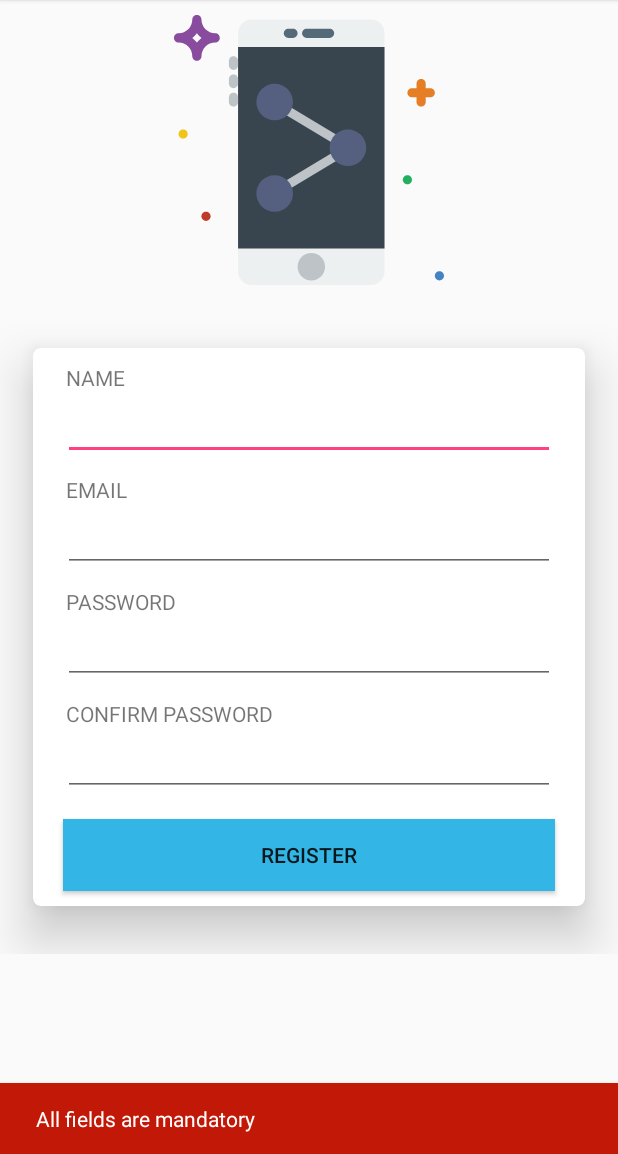
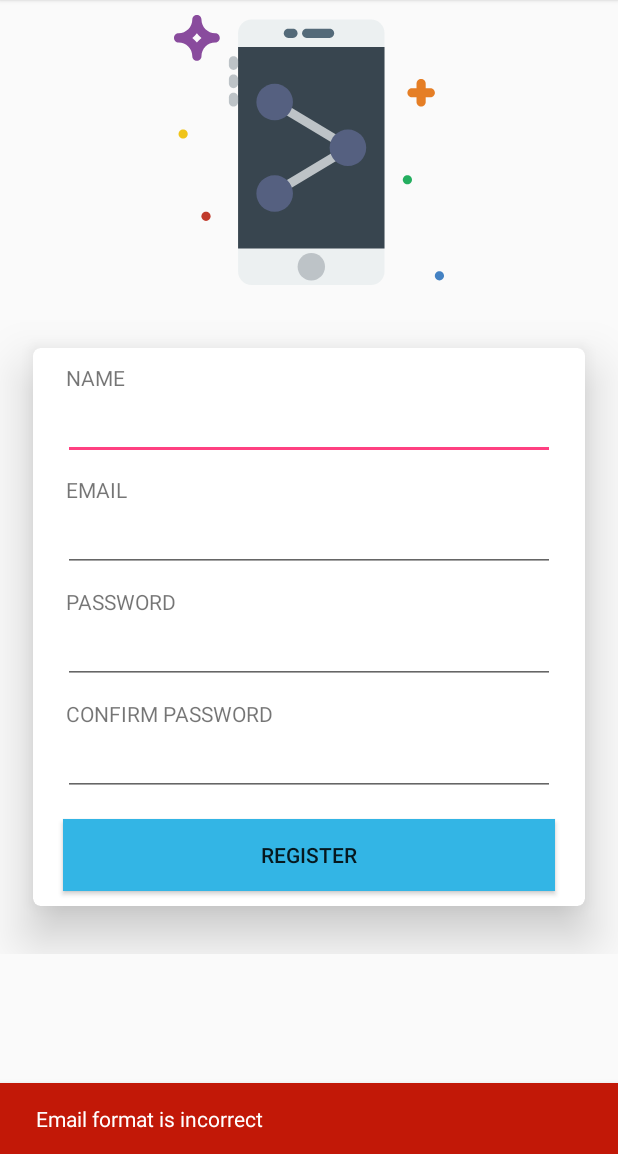
Before and after one commit to ajeet5zx/ShareMyDevice, an Android app: the register screen opened directly, with no data from a screen before it, after a tap on "REGISTER", on a phone screen of 412 x 824 dp, the part 82-1236 px from its top. Run offline under Robolectric (Android 15) with nearby library versions, the phone set to English and light mode, and no system bars.

```diff
--- a/app/src/main/java/com/singhnextjuggernaut/ajeetkumar/sharemydevice/HomeActivity.java
+++ b/app/src/main/java/com/singhnextjuggernaut/ajeetkumar/sharemydevice/HomeActivity.java
@@ -360,4 +360,9 @@ public class HomeActivity extends AppCompatActivity {
         }
     }
 
+    @Override
+    public void onBackPressed() {
+        super.onBackPressed();
+        finish();
+    }
 }
--- a/app/src/main/java/com/singhnextjuggernaut/ajeetkumar/sharemydevice/fcm/MyFirebaseMessagingService.java
+++ b/app/src/main/java/com/singhnextjuggernaut/ajeetkumar/sharemydevice/fcm/MyFirebaseMessagingService.java
@@ -16,7 +16,7 @@ import android.util.Log;
 
 import com.google.firebase.messaging.FirebaseMessagingService;
 import com.google.firebase.messaging.RemoteMessage;
-import com.singhnextjuggernaut.ajeetkumar.sharemydevice.MainActivity;
+import com.singhnextjuggernaut.ajeetkumar.sharemydevice.MyAndroidDevices;
 import com.singhnextjuggernaut.ajeetkumar.sharemydevice.R;
 
 import org.json.JSONObject;
@@ -64,7 +64,7 @@ public class MyFirebaseMessagingService extends FirebaseMessagingService {
     public void showNotification(final Map<String, String> data) {
         notificationManager = (NotificationManager) getSystemService(Context.NOTIFICATION_SERVICE);
 
-        final Intent notificationIntent = new Intent(getApplicationContext(), MainActivity.class);
+        final Intent notificationIntent = new Intent(getApplicationContext(), MyAndroidDevices.class);
         notificationIntent.putExtra(NOTIFICATION_TYPE, data.get(NOTIFICATION_TYPE));
 
         PendingIntent pi = PendingIntent.getActivity(this, 0, notificationIntent, PendingIntent.FLAG_UPDATE_CURRENT);
--- a/app/src/main/java/com/singhnextjuggernaut/ajeetkumar/sharemydevice/loginActivity.java
+++ b/app/src/main/java/com/singhnextjuggernaut/ajeetkumar/sharemydevice/loginActivity.java
@@ -2,7 +2,6 @@ package com.singhnextjuggernaut.ajeetkumar.sharemydevice;
 
 import android.annotation.TargetApi;
 import android.content.DialogInterface;
-import android.content.Intent;
 import android.os.Build;
 import android.os.Bundle;
 import android.support.design.widget.Snackbar;
@@ -69,10 +68,7 @@ public class loginActivity extends AppCompatActivity {
                                 Log.d("Token", response.body().getAccessToken());
                                 CommonData.saveAccessToken("Bearer "+response.body().getAccessToken());
                                 CommonData.saveRegisterationData(response.body());
-
-                                Intent intent = new Intent(loginActivity.this, HomeActivity.class);
-
-                                startActivity(intent);
+                                setResult(RESULT_OK);
                                 finish();
                             } else {
 
--- a/app/src/main/java/com/singhnextjuggernaut/ajeetkumar/sharemydevice/register.java
+++ b/app/src/main/java/com/singhnextjuggernaut/ajeetkumar/sharemydevice/register.java
@@ -43,10 +43,26 @@ public class register extends AppCompatActivity {
                 final String password_t = password.getText().toString().trim();
                 final String confirm_password_t = confirm_password.getText().toString().trim();
                 final String name_t = name.getText().toString().trim();
+                String Expn =
 
-                if(!TextUtils.isEmpty(email_t) && !TextUtils.isEmpty(password_t) && !TextUtils.isEmpty(confirm_password_t) && !TextUtils.isEmpty(name_t)) {
-                    if(Utils.chkLength(password_t,6) && Utils.chkLength(confirm_password_t,6)) {
-                        if(Utils.matchPassword(password_t,confirm_password_t)) {
+                        "^(([\\w-]+\\.)+[\\w-]+|([a-zA-Z]{1}|[\\w-]{2,}))@"
+
+                                + "((([0-1]?[0-9]{1,2}|25[0-5]|2[0-4][0-9])\\.([0-1]?"
+
+                                + "[0-9]{1,2}|25[0-5]|2[0-4][0-9])\\."
+
+                                + "([0-1]?[0-9]{1,2}|25[0-5]|2[0-4][0-9])\\.([0-1]?"
+
+                                + "[0-9]{1,2}|25[0-5]|2[0-4][0-9])){1}|"
+
+                                + "([a-zA-Z]+[\\w-]+\\.)+[a-zA-Z]{2,4})$";
+
+                if (email_t.matches(Expn) && email_t.length() > 0) {
+
+
+                    if (!TextUtils.isEmpty(email_t) && !TextUtils.isEmpty(password_t) && !TextUtils.isEmpty(confirm_password_t) && !TextUtils.isEmpty(name_t)) {
+                        if (Utils.chkLength(password_t, 6) && Utils.chkLength(confirm_password_t, 6)) {
+                            if (Utils.matchPassword(password_t, confirm_password_t)) {
                                 UserData data = new UserData();
                                 data.setName(name_t);
                                 data.setEmail(email_t);
@@ -58,7 +74,7 @@ public class register extends AppCompatActivity {
                                 call.enqueue(new Callback<UserData>() {
                                     @Override
                                     public void onResponse(Call<UserData> call, Response<UserData> response) {
-                                    if(response.isSuccessful()) {
+                                        if (response.isSuccessful()) {
 
                                             Snackbar snackbar = Snackbar
                                                     .make(linearLayout, "Registration successful ", Snackbar.LENGTH_LONG);
@@ -82,7 +98,7 @@ public class register extends AppCompatActivity {
 
                                     @Override
                                     public void onFailure(Call<UserData> call, Throwable t) {
-                                    Log.d("err",t.getMessage());
+                                        Log.d("err", t.getMessage());
                                     }
                                 });
 
@@ -110,6 +126,17 @@ public class register extends AppCompatActivity {
                         snackbar_view.setBackgroundColor(getResources().getColor(R.color.red));
                         snackbar.show();
                     }
+                } else
+
+                {
+
+                    Snackbar snackbar = Snackbar
+                            .make(linearLayout, "Email format is incorrect", Snackbar.LENGTH_LONG);
+                    View snackbar_view = snackbar.getView();
+                    snackbar_view.setBackgroundColor(getResources().getColor(R.color.red));
+                    snackbar.show();
+
+                }
             }
         });
 
--- a/app/src/main/res/values/colors.xml
+++ b/app/src/main/res/values/colors.xml
@@ -4,6 +4,6 @@
     <color name="colorPrimaryDark">#1a237e</color>
     <color name="colorAccent">#FF4081</color>
     <color name="red">#C21807</color>
-    <color name="green">#4CBB17
-    </color>
+    <color name="green">#4CBB17</color>
+    <color name="grey">#C0C0C0</color>
 </resources>
```
Also changed, not shown: app/src/main/java/com/singhnextjuggernaut/ajeetkumar/sharemydevice/MainActivity.java (+12 -8 lines), app/src/main/java/com/singhnextjuggernaut/ajeetkumar/sharemydevice/MyAndroidDevices.java (+10 -8 lines), app/src/main/java/com/singhnextjuggernaut/ajeetkumar/sharemydevice/MyAndroidDevicesAdapter.java (+18 -9 lines), app/src/main/java/com/singhnextjuggernaut/ajeetkumar/sharemydevice/splash.java (+4 -5 lines). Lines whose indentation alone changed are shown as unchanged.
